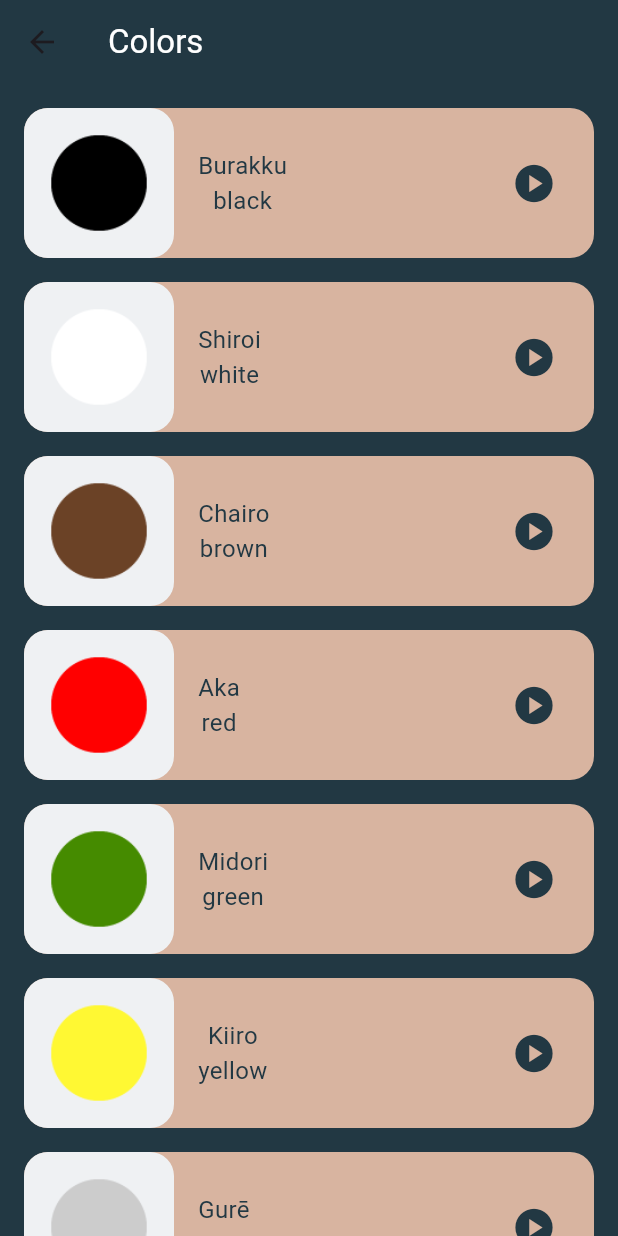
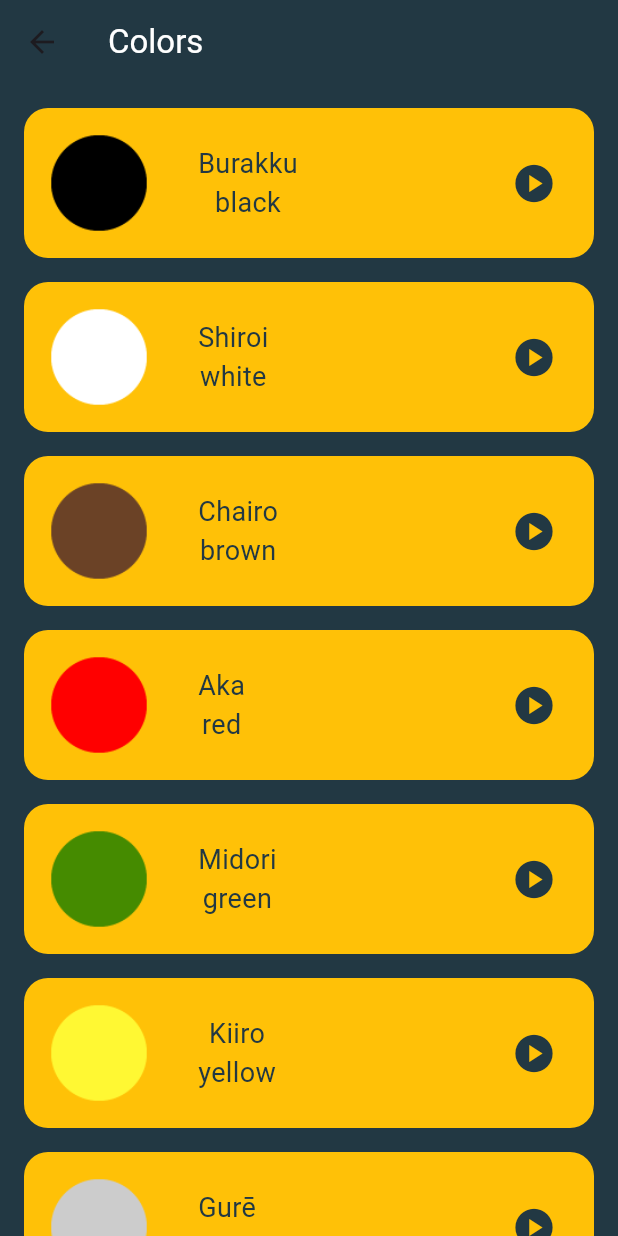
Before and after one commit to aymenG/toku-language-app, a Flutter app: the screen it shows after launch, after a tap on "Colors", on a phone screen of 412 x 824 dp. Run offline on Flutter 3.47's test engine with Material 3 defaults, Android fonts, the phone set to English and light mode, and no system bars.

Commit message:
complete colors screen

```diff
--- a/lib/components/category_item.dart
+++ b/lib/components/category_item.dart
@@ -22,7 +22,7 @@ class CategoryItem extends StatelessWidget {
           mainAxisAlignment: MainAxisAlignment.spaceEvenly,
           children: [
             Opacity(
-              opacity: 0.4,
+              opacity: 0.5,
               child: Icon(
                 icon,
                 size: 80,
--- a/lib/components/item.dart
+++ b/lib/components/item.dart
@@ -6,6 +6,7 @@ class Item extends StatelessWidget {
   const Item({super.key, required this.itemObj, required this.color});
   final ItemModel itemObj;
   final Color color;
+
   @override
   Widget build(BuildContext context) {
     return Container(
@@ -20,7 +21,7 @@ class Item extends StatelessWidget {
           Container(
               decoration: BoxDecoration(
                 borderRadius: BorderRadius.circular(16),
-                color: const Color(0xFFEFF1F3),
+                //color: const Color(0xFFEFF1F3),
               ),
               child: Image.asset(itemObj.image)),
           Padding(
@@ -31,12 +32,12 @@ class Item extends StatelessWidget {
                 Text(
                   itemObj.jpName,
                   style:
-                      const TextStyle(color: Color(0xFF223843), fontSize: 16),
+                      const TextStyle(color: Color(0xFF223843), fontSize: 18),
                 ),
                 Text(
                   itemObj.enName,
                   style:
-                      const TextStyle(color: Color(0xFF223843), fontSize: 16),
+                      const TextStyle(color: Color(0xFF223843), fontSize: 18),
                 )
               ],
             ),
--- a/lib/screens/colors_page.dart
+++ b/lib/screens/colors_page.dart
@@ -46,16 +46,6 @@ class ColorsPage extends StatelessWidget {
         jpName: 'Hokori ppoi kiiro',
         enName: 'dusty yellow',
         sound: 'sounds/colors/dusty_yellow.wav'),
-    ItemModel(
-        image: 'assets/images/colors/yellow.png',
-        jpName: 'Musuko',
-        enName: 'son',
-        sound: 'sounds/colors/red.wav'),
-    ItemModel(
-        image: 'assets/images/colors/color_brown.png',
-        jpName: 'Musume',
-        enName: 'daughter',
-        sound: 'sounds/colors/brown.wav')
   ];
 
   @override
@@ -74,7 +64,7 @@ class ColorsPage extends StatelessWidget {
         itemBuilder: (context, index) {
           return Item(
             itemObj: colors[index],
-            color: const Color(0xFFD8B4A0),
+            color: Colors.amber,
           );
         },
       ),
--- a/lib/screens/home_page.dart
+++ b/lib/screens/home_page.dart
@@ -11,7 +11,7 @@ class HomePage extends StatelessWidget {
   @override
   Widget build(BuildContext context) {
     return Scaffold(
-      backgroundColor: const Color(0xFFFFFDE4),
+      backgroundColor: Color(0xFF223843),
       appBar: AppBar(
         title: const Text(
           'Language App',
```
Also changed, not shown: assets/images/numbers/number-one.png (added).
